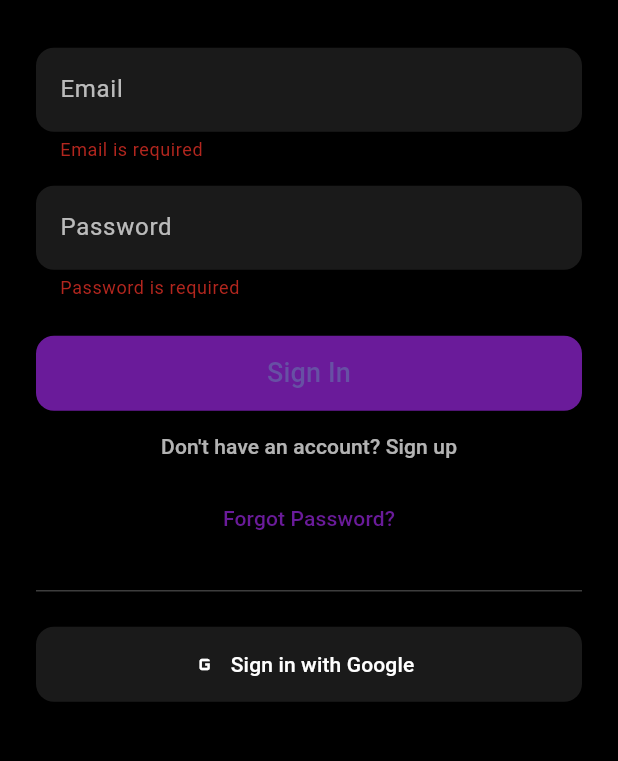
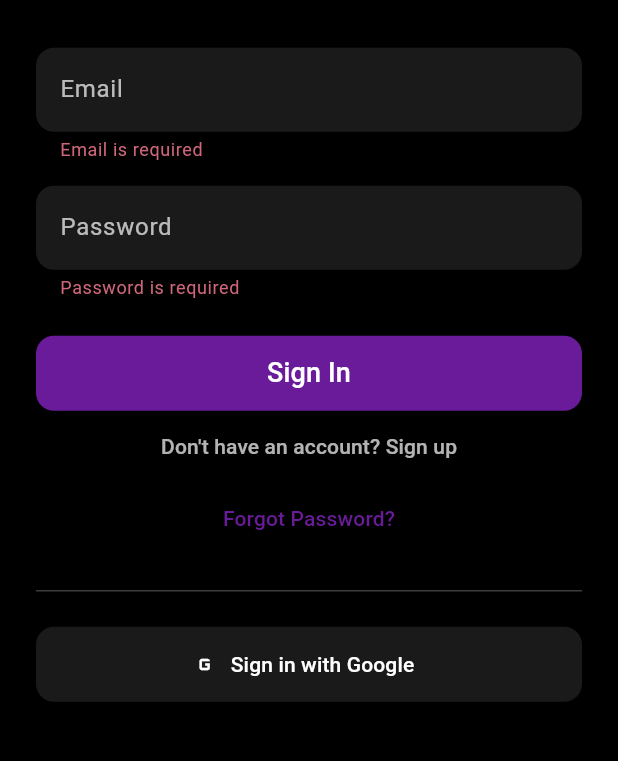
Before and after one commit to SondosAbdelnasser/podsy, a Flutter app: the screen it shows after launch, after a tap on "Sign In", on a phone screen of 412 x 824 dp, the part 319-1080 px from its top. Run offline on Flutter 3.47's test engine with Material 3 defaults, Android fonts, the phone set to English and light mode, and no system bars; our stand-ins replace cloud_firestore, firebase_auth, firebase_core, google_sign_in, lottie, supabase_flutter; accounts and stored records are empty.

```diff
--- a/lib/main.dart
+++ b/lib/main.dart
@@ -8,12 +8,19 @@ import 'providers/auth_provider.dart';
 import 'screens/home_screen.dart';
 import 'screens/login_screen.dart';
 import 'screens/admin_dashboard_screen.dart';
+import 'utils/supabase_config.dart';
+import 'theme/app_theme.dart';
 
 void main() async {
   WidgetsFlutterBinding.ensureInitialized();
+
+  // Initialize Firebase for authentication
   await Firebase.initializeApp(
     options: DefaultFirebaseOptions.currentPlatform,
   );
+
+  // Initialize Supabase for database
+  await SupabaseConfig.initialize();
 
   runApp(
     ChangeNotifierProvider(
@@ -25,15 +32,13 @@ void main() async {
 
 class MyApp extends StatelessWidget {
   const MyApp({Key? key}) : super(key: key);
+
   @override
   Widget build(BuildContext context) {
     return MaterialApp(
       title: 'Podsy',
-      theme: ThemeData(
-        primarySwatch: Colors.blue,
-        visualDensity: VisualDensity.adaptivePlatformDensity,
-      ),
-      home: AuthForm(),  // Make sure this is not null and correctly initialized
+      theme: AppTheme.darkTheme,
+      home: AuthForm(),
       routes: {
         '/home': (context) => HomeScreen(),
         '/login': (context) => LoginScreen(),
--- a/lib/models/user.dart
+++ b/lib/models/user.dart
@@ -2,13 +2,13 @@ class UserModel {
   final String id;
   final String email;
   final String name;
-  final bool isAdmin;
+  final bool is_admin;
 
   UserModel({
     required this.id,
     required this.email,
     required this.name,
-    required this.isAdmin,
+    required this.is_admin,
   });
 
   factory UserModel.fromMap(Map<String, dynamic> data, String documentId) {
@@ -16,15 +16,16 @@ class UserModel {
       id: documentId,
       email: data['email'] ?? '',
       name: data['name'] ?? '',
-      isAdmin: data['isAdmin'] ?? false,
+      is_admin: data['is_admin'] ?? false,
     );
   }
 
   Map<String, dynamic> toMap() {
     return {
+      'id': id,
       'email': email,
       'name': name,
-      'isAdmin': isAdmin,
+      'is_admin': is_admin,
     };
   }
 }
--- a/lib/providers/auth_provider.dart
+++ b/lib/providers/auth_provider.dart
@@ -11,7 +11,7 @@ class AuthProvider with ChangeNotifier {
 
   UserModel? get currentUser => _user;
   bool get isLoggedIn => _user != null;
-  bool get isAdmin => _user?.isAdmin ?? false;
+  bool get is_admin => _user?.is_admin ?? false;
 
   Future<void> signUp(String email, String password) async {
     final userCred = await _auth.createUserWithEmailAndPassword(
@@ -23,7 +23,7 @@ class AuthProvider with ChangeNotifier {
       id: userCred.user!.uid,
       email: email,
       name: email.split('@')[0],
-      isAdmin: false,
+      is_admin: false,
     );
 
     await _userService.createUser(newUser);
--- a/lib/providers/user_provider.dart
+++ b/lib/providers/user_provider.dart
@@ -14,12 +14,12 @@ class UserProvider with ChangeNotifier {
   }
 
   Future<void> promoteToAdmin(String uid) async {
-    await _userService.updateUserRole(uid, true); // Set isAdmin to true
+    await _userService.updateUserRole(uid, true); // Set is_admin to true
     await fetchUsers(); // Refresh after update
   }
 
   Future<void> demoteFromAdmin(String uid) async {
-    await _userService.updateUserRole(uid, false); // Set isAdmin to false
+    await _userService.updateUserRole(uid, false); // Set is_admin to false
     await fetchUsers(); // Refresh after update
   }
 }
--- a/lib/screens/admin_dashboard_screen.dart
+++ b/lib/screens/admin_dashboard_screen.dart
@@ -40,7 +40,7 @@ class _AdminDashboardScreenState extends State<AdminDashboardScreen> {
           final user = _users[i];
           return UserListItem(
             email: user.email,
-            isAdmin: user.isAdmin,
+            is_admin: user.is_admin,
             onPromote: () => _promoteToAdmin(user.id),
           );
         },
--- a/lib/screens/splash_screen.dart
+++ b/lib/screens/splash_screen.dart
@@ -25,7 +25,7 @@ class _SplashScreenState extends State<SplashScreen> {
   await Future.delayed(Duration(seconds: 3)); // Simulate loading
 
   if (authProvider.isLoggedIn) {
-    if (authProvider.isAdmin) {
+    if (authProvider.is_admin) {
       Navigator.pushReplacementNamed(context, '/adminDashboard');
     } else {
       Navigator.pushReplacementNamed(context, '/home');
--- a/lib/services/auth_service.dart
+++ b/lib/services/auth_service.dart
@@ -10,7 +10,7 @@ class AuthService {
     await _firestore.collection("users").doc(userCred.user!.uid).set({
        "email": email,
        "name": email.split('@')[0],
-     "isAdmin": false,
+       "is_admin": false,
      });
     return userCred;
   }
--- /dev/null
+++ b/lib/theme/app_theme.dart
@@ -0,0 +1,47 @@
+import 'package:flutter/material.dart';
+
+class AppTheme {
+  static const Color primaryColor = Color(0xFF6A1B9A);
+  static const Color backgroundColor = Colors.black;
+  static const Color textColor = Colors.white;
+  static const Color mutedTextColor = Colors.white70;
+
+  static ThemeData get darkTheme {
+    return ThemeData(
+      primaryColor: primaryColor,
+      scaffoldBackgroundColor: backgroundColor,
+      appBarTheme: const AppBarTheme(
+        backgroundColor: backgroundColor,
+        foregroundColor: textColor,
+        elevation: 0,
+      ),
+      colorScheme: ColorScheme.dark(
+        primary: primaryColor,
+        secondary: primaryColor,
+        surface: backgroundColor,
+        background: backgroundColor,
+        onPrimary: textColor,
+        onSecondary: textColor,
+        onSurface: textColor,
+        onBackground: textColor,
+      ),
+      textTheme: const TextTheme(
+        bodyLarge: TextStyle(color: textColor),
+        bodyMedium: TextStyle(color: textColor),
+        titleLarge: TextStyle(color: textColor),
+      ),
+      elevatedButtonTheme: ElevatedButtonThemeData(
+        style: ElevatedButton.styleFrom(
+          foregroundColor: textColor,
+          backgroundColor: primaryColor,
+        ),
+      ),
+      textButtonTheme: TextButtonThemeData(
+        style: TextButton.styleFrom(
+          foregroundColor: mutedTextColor,
+        ),
+      ),
+      visualDensity: VisualDensity.adaptivePlatformDensity,
+    );
+  }
+}
--- /dev/null
+++ b/lib/utils/supabase_config.dart
@@ -0,0 +1,15 @@
+import 'package:supabase_flutter/supabase_flutter.dart';
+
+class SupabaseConfig {
+  static const String supabaseUrl = 'https://baxcgruzuycxpllcpqqw.supabase.co';
+  static const String supabaseAnonKey = 'eyJhbGciOiJIUzI1NiIsInR5cCI6IkpXVCJ9.eyJpc3MiOiJzdXBhYmFzZSIsInJlZiI6ImJheGNncnV6dXljeHBsbGNwcXF3Iiwicm9sZSI6ImFub24iLCJpYXQiOjE3NDc5ODc4MDUsImV4cCI6MjA2MzU2MzgwNX0.1tL7rQEUgIRuuQMgcDaqX8nPH0ThJnWYmbZnnanUuHk';
+
+  static SupabaseClient get client => Supabase.instance.client;
+
+  static Future<void> initialize() async {
+    await Supabase.initialize(
+      url: supabaseUrl,
+      anonKey: supabaseAnonKey,
+    );
+  }
+}
--- a/lib/widgets/auth_form.dart
+++ b/lib/widgets/auth_form.dart
@@ -40,10 +40,10 @@ class _AuthFormState extends State<AuthForm> {
         await authProvider.signUp(email, password);
       }
 
-      if (authProvider.isAdmin != null) {
+      if (authProvider.is_admin != null) {
         Navigator.pushReplacementNamed(
           context,
-          authProvider.isAdmin ? '/admin' : '/home',
+          authProvider.is_admin ? '/admin' : '/home',
         );
       } else {
         ScaffoldMessenger.of(context).showSnackBar(
@@ -87,10 +87,10 @@ class _AuthFormState extends State<AuthForm> {
       final authProvider = Provider.of<AuthProvider>(context, listen: false);
       await authProvider.signInWithGoogle();
 
-      if (authProvider.isAdmin != null) {
+      if (authProvider.is_admin != null) {
         Navigator.pushReplacementNamed(
           context,
-          authProvider.isAdmin ? '/admin' : '/home',
+          authProvider.is_admin ? '/admin' : '/home',
         );
       } else {
         ScaffoldMessenger.of(context).showSnackBar(
--- a/pubspec.yaml
+++ b/pubspec.yaml
@@ -38,6 +38,9 @@ dependencies:
   firebase_auth: ^5.5.2
   google_sign_in: ^6.1.0
   lottie: ^2.7.0
+
+  # Add Supabase packages here:
+  supabase_flutter: ^2.3.4
 
   # Add any other packages:
   provider: ^6.1.2
```
Also changed, not shown: lib/screens/home_screen.dart (+13 -2 lines), lib/services/user_service.dart (+27 -11 lines), lib/widgets/user_list_item.dart (+4 -4 lines), pubspec.lock, 5 other files.
